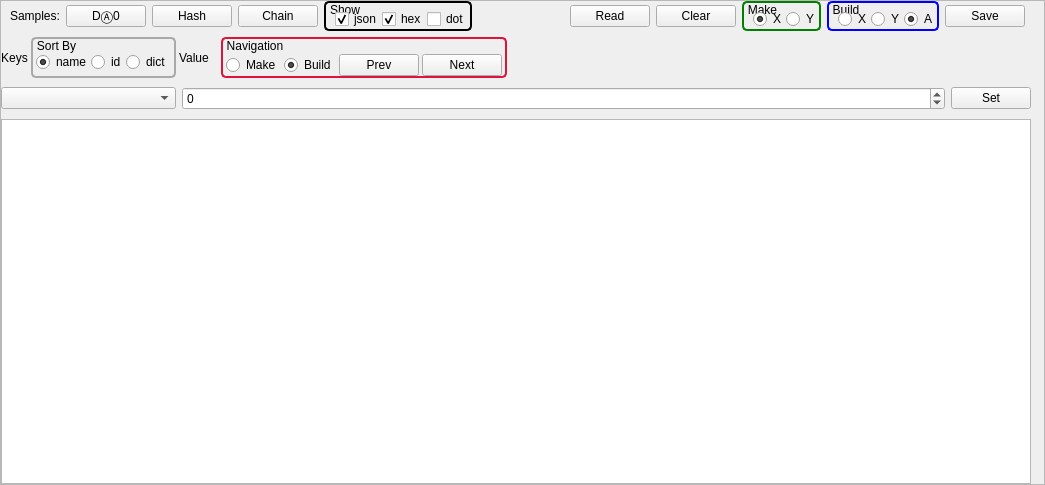
The window that apps/BlockTool/blockTool.ui (assignonward/aosuite) describes before a commit, drawn with Qt 5.
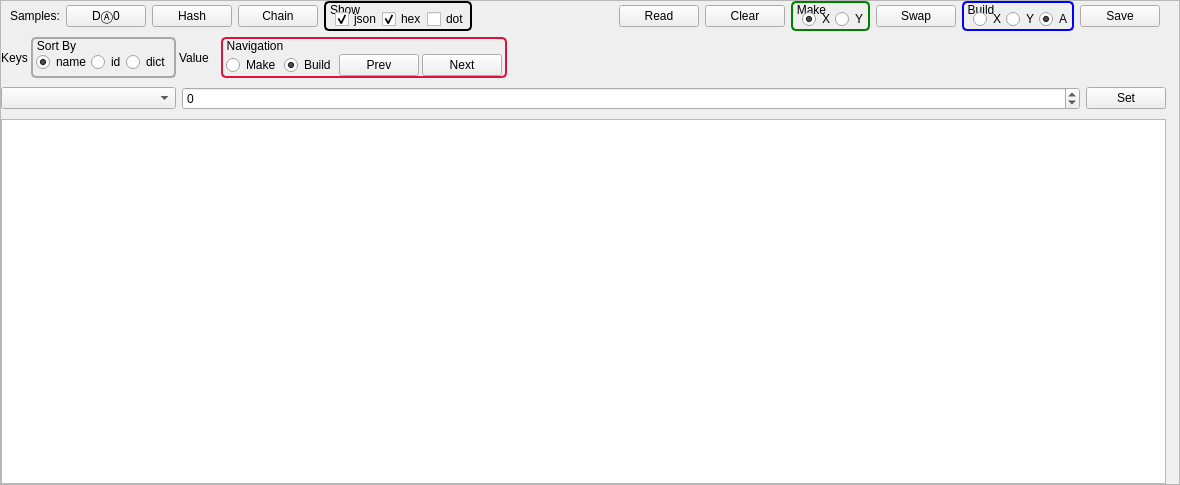
The same window after the commit. Icons and pictures are not drawn.

Commit message: add swap function

```diff
--- a/apps/BlockTool/blockTool.ui
+++ b/apps/BlockTool/blockTool.ui
@@ -6,7 +6,7 @@
    <rect>
     <x>0</x>
     <y>0</y>
-    <width>1045</width>
+    <width>1180</width>
     <height>485</height>
    </rect>
   </property>
@@ -31,8 +31,8 @@
     <rect>
      <x>0</x>
      <y>0</y>
-     <width>1049</width>
-     <height>469</height>
+     <width>1178</width>
+     <height>483</height>
     </rect>
    </property>
    <property name="sizePolicy">
@@ -321,6 +321,13 @@
         </layout>
        </widget>
       </item>
+      <item>
+       <widget class="QPushButton" name="swap">
+        <property name="text">
+         <string>Swap</string>
+        </property>
+       </widget>
+      </item>
       <item>
        <widget class="QGroupBox" name="groupBox_2">
         <property name="maximumSize">
@@ -357,21 +364,14 @@
          <property name="spacing">
           <number>0</number>
          </property>
-         <item row="0" column="0">
-          <widget class="QRadioButton" name="buildX">
-           <property name="text">
-            <string>X</string>
-           </property>
-          </widget>
-         </item>
-         <item row="0" column="1">
-          <widget class="QRadioButton" name="buildY">
-           <property name="text">
-            <string>Y</string>
-           </property>
-          </widget>
-         </item>
          <item row="0" column="2">
+          <widget class="QRadioButton" name="buildY">
+           <property name="text">
+            <string>Y</string>
+           </property>
+          </widget>
+         </item>
+         <item row="0" column="3">
           <widget class="QRadioButton" name="buildA">
            <property name="text">
             <string>A</string>
@@ -381,6 +381,13 @@
            </property>
           </widget>
          </item>
+         <item row="0" column="1">
+          <widget class="QRadioButton" name="buildX">
+           <property name="text">
+            <string>X</string>
+           </property>
+          </widget>
+         </item>
         </layout>
        </widget>
       </item>
```
The commit also changes 3 other files.
